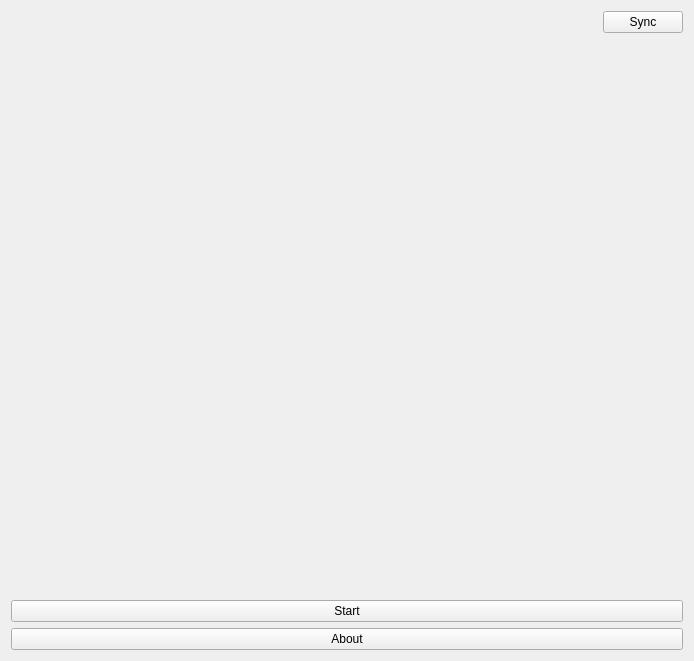
Qt form views/homeview.ui (Vermont-EPSCoR/Macroinvertebrates) before a commit.
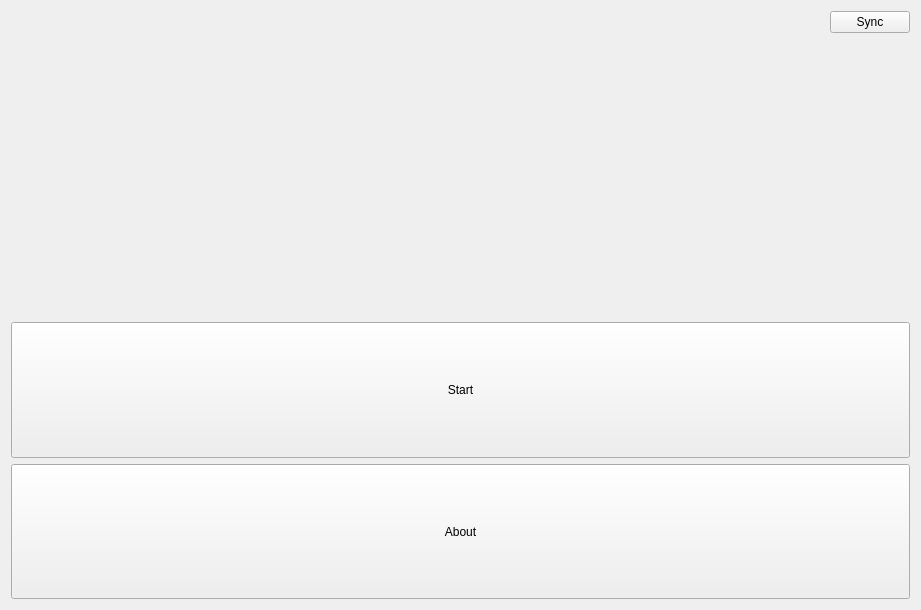
The same form after that commit. Icons and pictures are not drawn.

Commit message: Add EPSCoR logo back in

What changed in the file:
```diff
--- a/views/homeview.ui
+++ b/views/homeview.ui
@@ -6,8 +6,8 @@
    <rect>
     <x>0</x>
     <y>0</y>
-    <width>694</width>
-    <height>661</height>
+    <width>921</width>
+    <height>610</height>
    </rect>
   </property>
   <property name="windowTitle">
@@ -39,20 +39,26 @@
     </layout>
    </item>
    <item>
-    <spacer name="verticalSpacer">
-     <property name="orientation">
-      <enum>Qt::Vertical</enum>
+    <widget class="QLabel" name="label">
+     <property name="sizePolicy">
+      <sizepolicy hsizetype="Preferred" vsizetype="Preferred">
+       <horstretch>0</horstretch>
+       <verstretch>0</verstretch>
+      </sizepolicy>
      </property>
-     <property name="sizeType">
-      <enum>QSizePolicy::Expanding</enum>
+     <property name="text">
+      <string/>
      </property>
-     <property name="sizeHint" stdset="0">
-      <size>
-       <width>20</width>
-       <height>520</height>
-      </size>
+     <property name="pixmap">
+      <pixmap resource="../media.qrc">:/media/logo.png</pixmap>
      </property>
-    </spacer>
+     <property name="scaledContents">
+      <bool>false</bool>
+     </property>
+     <property name="alignment">
+      <set>Qt::AlignCenter</set>
+     </property>
+    </widget>
    </item>
    <item>
     <layout class="QVBoxLayout" name="verticalLayout">
```
Left out of the diff: 4 changed lines with no effect on the pictures. The commit also changes 2 other files.
